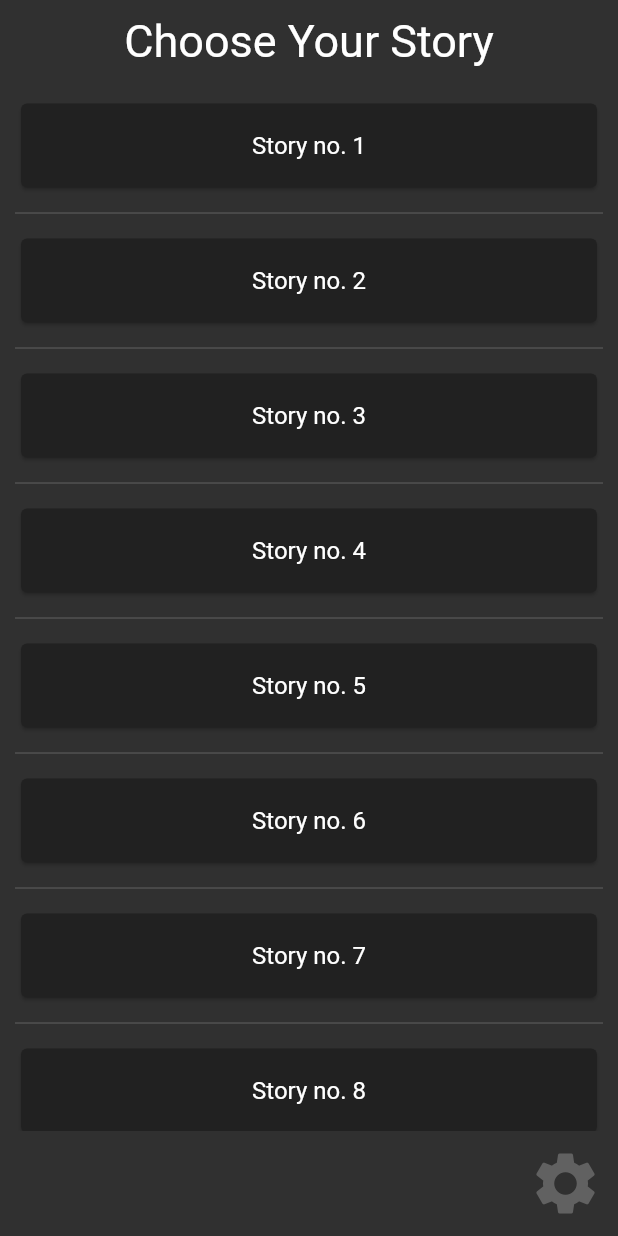
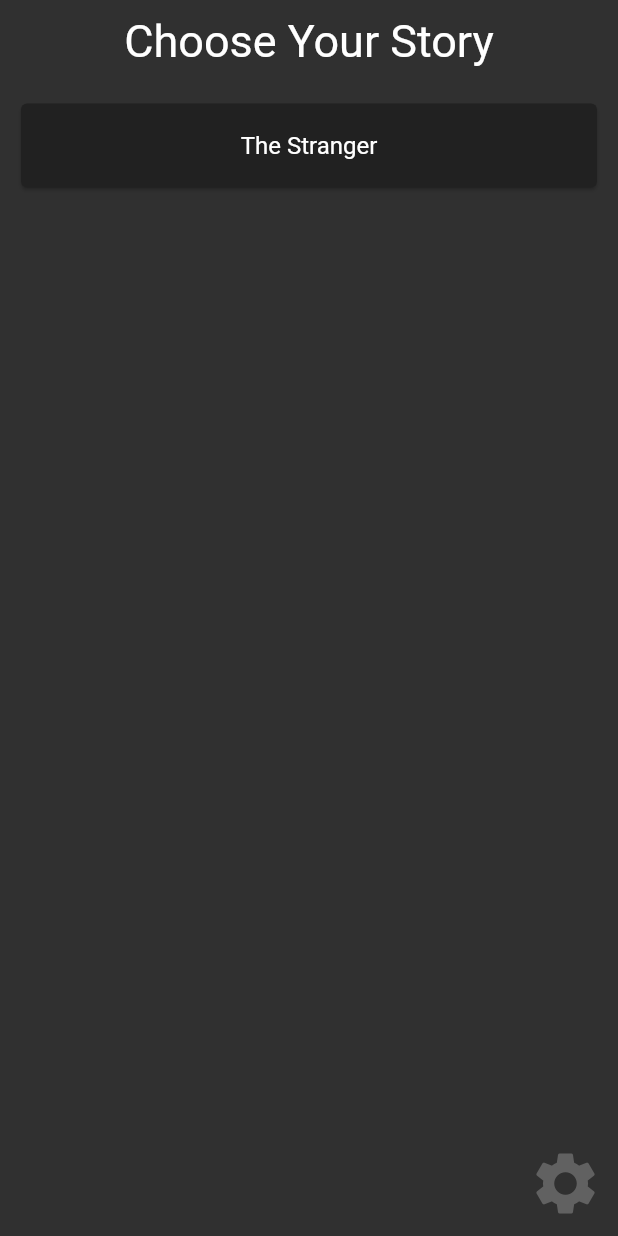
Before and after one commit to saileshbro/Your-Destiny, a Flutter app: the screen it shows after launch, on a phone screen of 412 x 824 dp. Run offline on Flutter 3.47's test engine with Material 2 defaults, Android fonts, the phone set to English and light mode, and no system bars; our stand-ins replace easy_localization.

Commit message:
Improved localization functionality, added Polish translation of The Stranger.

```diff
--- a/assets/translations/en.json
+++ b/assets/translations/en.json
@@ -1,3 +1,20 @@
 {
-"menu_text" : "Choose Your Story"
+"menu_text" : "Choose Your Story",
+
+  "s0_title" : "The Stranger",
+  "s0_p0_text" : "Your car has blown a tire on a winding road in the middle of nowhere with no cell phone reception. You decide to hitchhike. A rusty pickup truck rumbles to a stop next to you. A man with a wide brimmed hat with soulless eyes opens the passenger door for you and asks: \"Need a ride, boy?\".",
+  "s0_p0_c0" : "\"I'll hop in. Thanks for the help!\"",
+  "s0_p0_c1" : "Better ask him if he's a murderer first...",
+  "s0_p1_text" : "He nods slowly, unphased by the question.",
+  "s0_p1_c0" : "At least he's honest. I'll climb in.",
+  "s0_p1_c1" : "\"Wait, I know how to change a tire!\"",
+  "s0_p2_text" : "As you begin to drive, the stranger starts talking about his relationship with his mother. He gets angrier and angrier by the minute. He asks you to open the glovebox. Inside you find a bloody knife, two severed fingers, and a cassette tape of Elton John. He reaches for the glove box.",
+  "s0_p2_c0" : "\"I love Elton John!\" \n*Hand him the cassette tape.*",
+  "s0_p2_c1" : "It's him or me! \n*You take the knife and stab him.*",
+  "s0_p3_text" : "'What? Such a cop out! Did you know traffic accidents are the second leading cause of accidental death for most adult age groups?",
+  "s0_p3_c0" : "Restart",
+  "s0_p4_text" : "As you smash through the guardrail and careen towards the jagged rocks below you reflect on the dubious wisdom of stabbing someone while they are driving a car you are in.",
+  "s0_p4_c0" : "Restart",
+  "s0_p5_text" : "You bond with the murderer while crooning verses of \"Can you feel the love tonight\". He drops you off at the next town. Before you go he asks you if you know any good places to dump bodies. You reply: \"Try the pier\".",
+  "s0_p5_c0" : "Restart"
 }
--- a/lib/menu_page.dart
+++ b/lib/menu_page.dart
@@ -1,6 +1,8 @@
 import 'package:flutter/material.dart';
 import 'package:flutter/rendering.dart';
+import 'package:flutter_buddies_destini/stories.dart';
 import 'main.dart';
+import 'package:easy_localization/easy_localization.dart';
 
 class MenuPage extends StatelessWidget {
   @override
@@ -14,7 +16,7 @@ class MenuPage extends StatelessWidget {
             height: 10,
           ),
           Text(
-            'Choose Your Story',
+            'menu_text'.tr(),
             style: TextStyle(fontSize: 30),
           ),
           SizedBox(
@@ -40,7 +42,7 @@ class StoryList extends StatelessWidget {
   Widget build(BuildContext context) {
     return ListView.separated(
         padding: const EdgeInsets.symmetric(horizontal: 10),
-        itemCount: 10,
+        itemCount: stories.length,
         separatorBuilder: (context, index) => StoryTileSeparator(),
         itemBuilder: (context, index) => StoryTile(index: index));
   }
@@ -82,7 +84,7 @@ class StoryTile extends StatelessWidget {
   final String title;
 
   StoryTile({@required this.index})
-      : this.title = 'Story no. ' + (index + 1).toString();
+      : this.title = stories[index].title;
 
   @override
   Widget build(BuildContext context) {
@@ -90,7 +92,7 @@ class StoryTile extends StatelessWidget {
       color: Theme.of(context).primaryColor,
       child: ListTile(
         title: Text(
-          title,
+          title.tr(),
           textAlign: TextAlign.center,
         ),
         onTap: () {
--- a/lib/stories.dart
+++ b/lib/stories.dart
@@ -2,51 +2,49 @@ import 'story.dart';
 
 var stories = [
   Story(
-    title: "The Stranger",
+    title: "s0_title",
     story: Pages(
       pages: [
         Page(
           page: 0,
           text:
-              'Your car has blown a tire on a winding road in the middle of nowhere with no cell phone reception. You decide to hitchhike. A rusty pickup truck rumbles to a stop next to you. A man with a wide brimmed hat with soulless eyes opens the passenger door for you and asks: "Need a ride, boy?".',
+              's0_p0_text',
           choices: Choices(
-              first: '"I\'ll hop in. Thanks for the help!"',
-              second: 'Better ask him if he\'s a murderer first...'),
+              first: 's0_p0_c0',
+              second: 's0_p0_c1'),
         ),
         Page(
           page: 1,
-          text: 'He nods slowly, unphased by the question.',
+          text: 's0_p1_text',
           choices: Choices(
-              first: 'At least he\'s honest. I\'ll climb in.',
-              second: '"Wait, I know how to change a tire!"'),
+              first: 's0_p1_c0',
+              second: 's0_p1_c1'),
             ),
         Page(
           page: 2,
           text:
-              'As you begin to drive, the stranger starts talking about his relationship with his mother. He gets angrier and angrier by the minute. He asks you to open the glovebox. Inside you find a bloody knife, two severed fingers, and a cassette tape of Elton John. He reaches for the glove box.',
+              's0_p2_text',
           choices: Choices(
-              first: '"I love Elton John!" \n*Hand him the cassette tape.*',
-              second: 'It\'s him or me! \n*You take the knife and stab him.*'),),
+              first: 's0_p2_c0',
+              second: 's0_p2_c1'),),
         Page(
           page: 3,
-          text:
-              'What? Such a cop out! Did you know traffic accidents are the second leading cause of accidental death for most adult age groups?',
+          text: 's0_p3_text',
           choices: Choices(
-            first: 'Restart',
+            first: 's0_p3_c0',
           ),),
         Page(
           page: 4,
           text:
-              'As you smash through the guardrail and careen towards the jagged rocks below you reflect on the dubious wisdom of stabbing someone while they are driving a car you are in.',
+              's0_p4_text',
           choices: Choices(
-            first: 'Restart',
+            first: 's0_p4_c0',
           ),),
         Page(
           page: 5,
-          text:
-              'You bond with the murderer while crooning verses of "Can you feel the love tonight". He drops you off at the next town. Before you go he asks you if you know any good places to dump bodies. You reply: "Try the pier".',
+          text: 's0_p5_text',
           choices: Choices(
-            first: 'Restart',
+            first: 's0_p5_c0',
           ),),
       ],
     ),
@@ -54,9 +52,5 @@ var stories = [
 ];
 
 getStory(title) {
-  for (Story story in stories) {
-    if (story.title.toLowerCase() == title.toString().toLowerCase()){
-      return story;
-    }
-  }
+  return stories[0];
 }
```
Also changed, not shown: assets/translations/pl.json (+18 -1 lines), lib/main.dart (+7 -6 lines).
